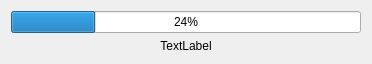
Above: ui/dlg_progress.ui from geometalab/Vector-Tiles-Reader-QGIS-Plugin before the change. Below: the same form after it.
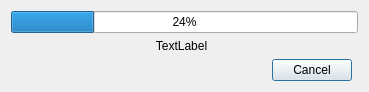
That is the form after the change.

Commit message: server connections ui updated

```diff
--- a/ui/dlg_progress.ui
+++ b/ui/dlg_progress.ui
@@ -9,8 +9,8 @@
    <rect>
     <x>0</x>
     <y>0</y>
-    <width>372</width>
-    <height>58</height>
+    <width>369</width>
+    <height>87</height>
    </rect>
   </property>
   <property name="sizePolicy">
@@ -28,7 +28,7 @@
   <property name="maximumSize">
    <size>
     <width>600</width>
-    <height>58</height>
+    <height>87</height>
    </size>
   </property>
   <property name="contextMenuPolicy">
@@ -40,8 +40,18 @@
   <property name="modal">
    <bool>false</bool>
   </property>
-  <layout class="QVBoxLayout" name="verticalLayout">
-   <item>
+  <layout class="QGridLayout" name="gridLayout" columnstretch="1,0">
+   <item row="1" column="0">
+    <widget class="QLabel" name="lblMessage">
+     <property name="text">
+      <string>TextLabel</string>
+     </property>
+     <property name="alignment">
+      <set>Qt::AlignCenter</set>
+     </property>
+    </widget>
+   </item>
+   <item row="0" column="0" colspan="2">
     <widget class="QProgressBar" name="progressBar">
      <property name="value">
       <number>24</number>
@@ -51,13 +61,10 @@
      </property>
     </widget>
    </item>
-   <item>
-    <widget class="QLabel" name="lblMessage">
+   <item row="2" column="0" alignment="Qt::AlignRight">
+    <widget class="QPushButton" name="btnCancel">
      <property name="text">
-      <string>TextLabel</string>
-     </property>
-     <property name="alignment">
-      <set>Qt::AlignCenter</set>
+      <string>Cancel</string>
      </property>
     </widget>
    </item>
```
The commit also changes 5 other files.
